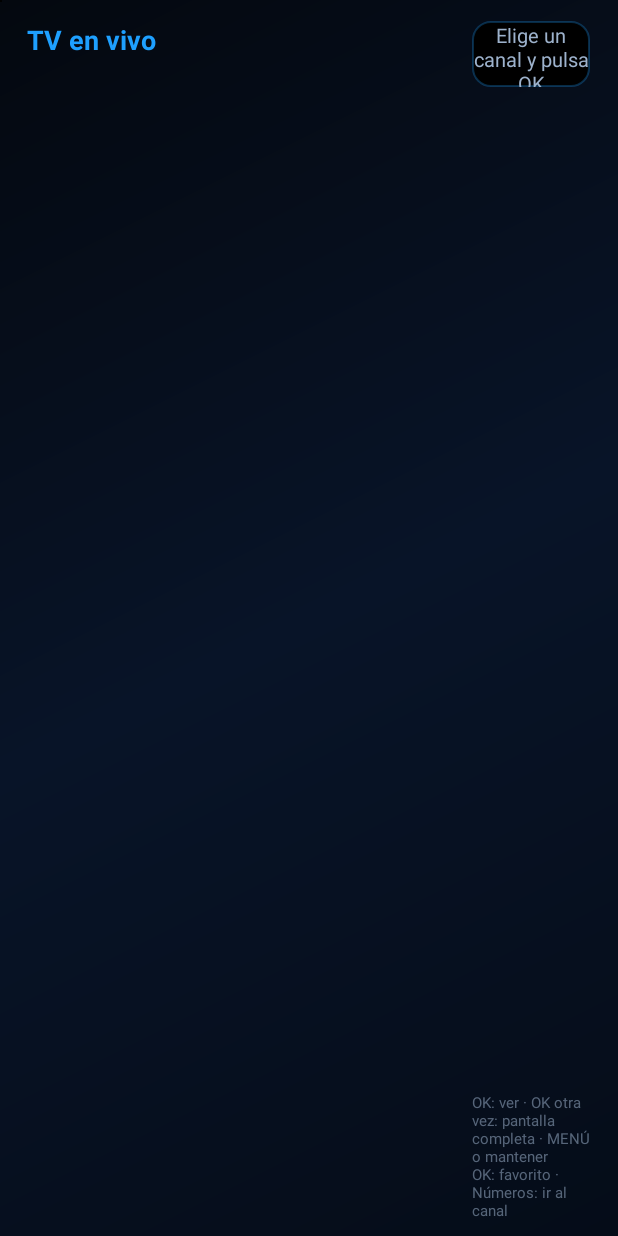
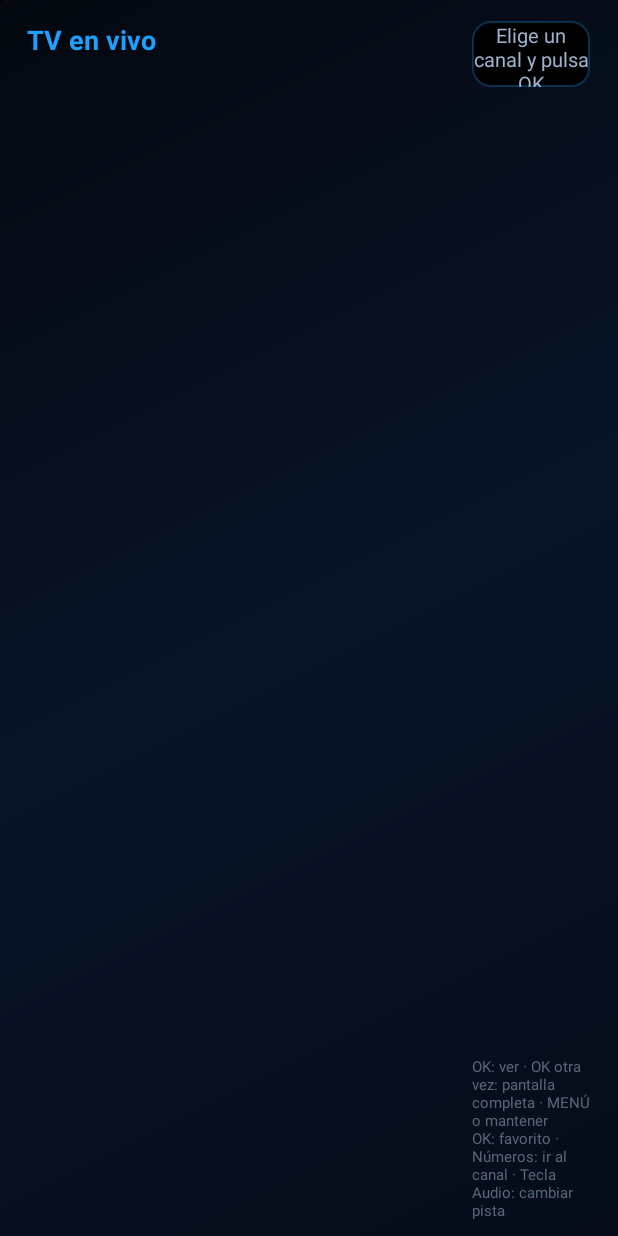
Before and after one commit to gerardogalazveliz26-cloud/smart-box-connect, an Android app: the layout activity_live.xml on its own in the app's theme, with its tools: preview values and no code run, on a phone screen of 412 x 824 dp. Run offline under Robolectric (Android 15) with nearby library versions, the phone set to English and light mode, and no system bars.

Commit message:
Audio: decodificador FFmpeg y cambio de pista en TV en vivo
Canales con audio AC-3/E-AC-3, MP2 o DTS se veían sin sonido en equipos
sin ese decodificador. Se incluye el decodificador de audio FFmpeg
(org.jellyfin.media3:media3-ffmpeg-decoder) y se usa primero; en
Ajustes se puede volver al decodificador del equipo. El video sigue por
hardware. En TV en vivo se puede cambiar de pista de audio (tecla Audio
del control o botón en el celular). Solo ARM en el APK. 2.1.0.

Co-Authored-By: Claude Opus 5.5 <noreply@anthropic.com>
Claude-Session: https://claude.ai/code/session_011m2ArAXB4cfTAWveo6JX7L

```diff
--- a/nexumid-iptv/app/src/main/java/com/nexumid/iptv/data/Prefs.kt
+++ b/nexumid-iptv/app/src/main/java/com/nexumid/iptv/data/Prefs.kt
@@ -103,6 +103,11 @@ object Prefs {
     var userAgent: String
         get() = sp.getString("ua", null)?.takeIf { it.isNotBlank() } ?: DEFAULT_UA
         set(v) = sp.edit().putString("ua", v).apply()
+
+    /** 0 = FFmpeg primero (máxima compatibilidad de audio), 1 = decodificador del equipo primero. */
+    var audioMode: Int
+        get() = sp.getInt("audio_mode", 0)
+        set(v) = sp.edit().putInt("audio_mode", v).apply()
 
     var autoplayNext: Boolean
         get() = sp.getBoolean("autoplay_next", true)
--- a/nexumid-iptv/app/src/main/res/layout/activity_live.xml
+++ b/nexumid-iptv/app/src/main/res/layout/activity_live.xml
@@ -141,7 +141,7 @@
             <TextView
                 android:layout_width="match_parent"
                 android:layout_height="wrap_content"
-                android:text="OK: ver · OK otra vez: pantalla completa · MENÚ o mantener OK: favorito · Números: ir al canal"
+                android:text="OK: ver · OK otra vez: pantalla completa · MENÚ o mantener OK: favorito · Números: ir al canal · Tecla Audio: cambiar pista"
                 android:textColor="#889DB2CC"
                 android:textSize="10sp" />
         </LinearLayout>
--- a/nexumid-iptv/app/src/main/res/layout/live_player_layer.xml
+++ b/nexumid-iptv/app/src/main/res/layout/live_player_layer.xml
@@ -156,6 +156,15 @@
             android:text="Siguiente  ▶" />
 
         <TextView
+            android:id="@+id/btnAudio"
+            style="@style/Btn"
+            android:layout_width="wrap_content"
+            android:layout_height="40dp"
+            android:layout_marginEnd="8dp"
+            android:clickable="true"
+            android:text="🔊  Audio" />
+
+        <TextView
             android:id="@+id/btnAspect"
             style="@style/Btn"
             android:layout_width="wrap_content"
```
Also changed, not shown: nexumid-iptv/app/build.gradle.kts (+6 -2 lines), nexumid-iptv/app/src/main/java/com/nexumid/iptv/ui/LiveActivity.kt (+26 -0 lines), nexumid-iptv/app/src/main/java/com/nexumid/iptv/ui/Players.kt (+36 -1 lines), nexumid-iptv/app/src/main/java/com/nexumid/iptv/ui/SettingsActivity.kt (+7 -0 lines), 1 other file.
